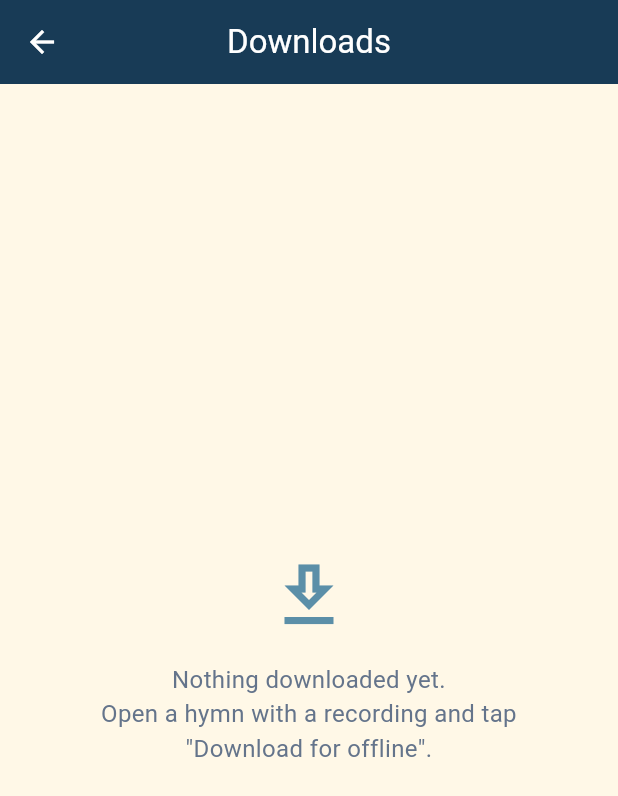
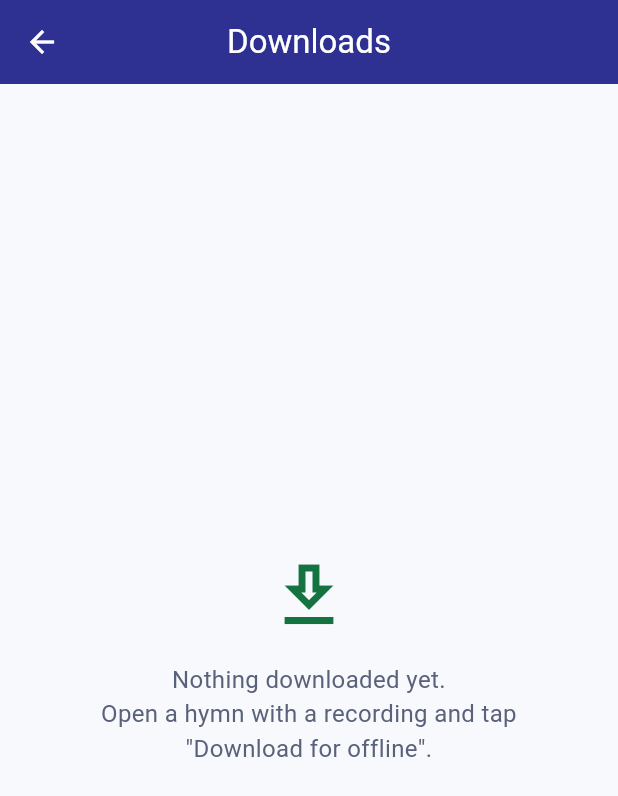
Before and after one commit to spearKNIGHTakis/hymnora, a Flutter app: the screen it shows after launch, item 5 of the bottom bar chosen, after a tap on "Manage downloads", on a phone screen of 412 x 824 dp. Shown: the top 796 px of the screen. Run offline on Flutter 3.47's test engine with Material 3 defaults, Android fonts, the phone set to English and light mode, and no system bars; our stand-ins replace just_audio, just_audio_background, shared_preferences, supabase_flutter; accounts and stored records are empty.

Commit message:
Rebrand the listener app as Hymnals with blue red green and white

```diff
--- /dev/null
+++ b/lib/config/app_brand.dart
@@ -0,0 +1,6 @@
+/// Visible branding; existing package IDs and saved data remain compatible.
+class AppBrand {
+  static const name = 'Hymnals';
+  static const version = '1.1.2';
+  static const logo = 'assets/branding/hymnals-logo-v1.png';
+}
--- a/lib/main.dart
+++ b/lib/main.dart
@@ -3,6 +3,7 @@ import 'package:just_audio_background/just_audio_background.dart';
 import 'package:supabase_flutter/supabase_flutter.dart';
 
 import 'config/app_config.dart';
+import 'config/app_brand.dart';
 import 'screens/app_shell.dart';
 import 'services/download_manager.dart';
 import 'services/favourites_scope.dart';
@@ -36,11 +37,11 @@ Future<void> main() async {
   await PreferencesStore.instance.init();
   await WorshipStore.instance.init();
   final favourites = await FavouritesStore.load();
-  runApp(HymnoraApp(favourites: favourites));
+  runApp(HymnalsApp(favourites: favourites));
 }
 
-class HymnoraApp extends StatelessWidget {
-  const HymnoraApp({super.key, required this.favourites});
+class HymnalsApp extends StatelessWidget {
+  const HymnalsApp({super.key, required this.favourites});
 
   final FavouritesStore favourites;
 
@@ -49,7 +50,7 @@ class HymnoraApp extends StatelessWidget {
     return FavouritesScope(
       store: favourites,
       child: MaterialApp(
-        title: 'PCG Hymns',
+        title: AppBrand.name,
         theme: AppTheme.light,
         home: const AppShell(),
       ),
--- a/lib/screens/full_player_screen.dart
+++ b/lib/screens/full_player_screen.dart
@@ -574,7 +574,7 @@ class _FullPlayerScreenState extends State<FullPlayerScreen> {
           margin: const EdgeInsets.only(bottom: 14),
           decoration: BoxDecoration(
             color: current && _audio.activeVerse == stanza.position
-                ? const Color(0xFFD6E4EC)
+                ? AppColors.highlight
                 : stanza.isChorus
                 ? AppColors.card
                 : Colors.transparent,
--- a/lib/screens/home_screen.dart
+++ b/lib/screens/home_screen.dart
@@ -2,6 +2,7 @@ import 'package:flutter/material.dart';
 import 'package:supabase_flutter/supabase_flutter.dart';
 
 import '../config/app_config.dart';
+import '../config/app_brand.dart';
 import '../models/hymn.dart';
 import '../repositories/hymn_repository.dart';
 import '../services/preferences_store.dart';
@@ -102,13 +103,29 @@ class _HomeScreenState extends State<HomeScreen> {
                 child: Column(
                   crossAxisAlignment: CrossAxisAlignment.start,
                   children: [
-                    const Text(
-                      'PCG Hymns',
-                      style: TextStyle(
-                        color: Colors.white,
-                        fontSize: 28,
-                        fontWeight: FontWeight.bold,
-                      ),
+                    Row(
+                      children: [
+                        ClipRRect(
+                          borderRadius: BorderRadius.circular(12),
+                          child: Image.asset(
+                            AppBrand.logo,
+                            width: 56,
+                            height: 56,
+                            semanticLabel: 'Hymnals logo',
+                          ),
+                        ),
+                        const SizedBox(width: 14),
+                        const Expanded(
+                          child: Text(
+                            AppBrand.name,
+                            style: TextStyle(
+                              color: Colors.white,
+                              fontSize: 28,
+                              fontWeight: FontWeight.bold,
+                            ),
+                          ),
+                        ),
+                      ],
                     ),
                     const SizedBox(height: 4),
                     const Text(
--- a/lib/screens/settings_screen.dart
+++ b/lib/screens/settings_screen.dart
@@ -2,6 +2,7 @@ import 'package:flutter/material.dart';
 import 'package:supabase_flutter/supabase_flutter.dart';
 
 import '../config/app_config.dart';
+import '../config/app_brand.dart';
 import '../models/recording.dart';
 import '../repositories/hymn_repository.dart';
 import '../services/preferences_store.dart';
@@ -167,19 +168,24 @@ class _SettingsScreenState extends State<SettingsScreen> {
             const Divider(),
             const ListTile(
               leading: Icon(Icons.offline_pin_outlined),
-              title: Text('Using Hymnora offline'),
+              title: Text('Using Hymnals offline'),
               subtitle: Text(
                 'English and Twi lyrics are saved on this device. Download recordings or a worship set before going offline. Both languages use PH numbers and remain separate hymnbooks.',
               ),
             ),
             ListTile(
               leading: const Icon(Icons.info_outline),
-              title: const Text('About Hymnora'),
-              subtitle: const Text('PCG Hymns · Version 1.1.0'),
+              title: const Text('About Hymnals'),
+              subtitle: const Text('PCG Hymns · Version ${AppBrand.version}'),
               onTap: () => showAboutDialog(
                 context: context,
-                applicationName: 'Hymnora — PCG Hymns',
-                applicationVersion: '1.1.0',
+                applicationName: AppBrand.name,
+                applicationIcon: Image.asset(
+                  AppBrand.logo,
+                  width: 56,
+                  height: 56,
+                ),
+                applicationVersion: AppBrand.version,
                 children: [
                   const Text(
                     'Read, listen to and keep your favourite hymns close.',
--- a/lib/services/audio_service.dart
+++ b/lib/services/audio_service.dart
@@ -7,6 +7,7 @@ import 'package:just_audio_background/just_audio_background.dart' as background;
 import '../models/recording.dart';
 
 import '../models/hymn.dart';
+import '../config/app_brand.dart';
 import 'preferences_store.dart';
 
 enum PlaybackStatus { idle, loading, playing, paused, completed, error }
@@ -42,10 +43,10 @@ class _JustAudioBackend implements AudioBackend {
         tag: background.MediaItem(
           id: audio.currentRecordingId ?? url,
           title: hymn == null
-              ? 'Hymnora'
+              ? AppBrand.name
               : '${hymn.displayNumber} · ${hymn.title}',
           artist: audio.currentRecording?.label ?? hymn?.language,
-          album: 'Hymnora',
+          album: AppBrand.name,
         ),
       ),
     );
--- a/lib/theme/app_theme.dart
+++ b/lib/theme/app_theme.dart
@@ -1,31 +1,43 @@
 import 'package:flutter/material.dart';
 
-/// All our colours in one place, so we never type a hex code twice.
+/// Blue, red, green and white inspired by the supplied colour reference.
 class AppColors {
-  static const navy = Color(0xFF183B56);
-  static const blue = Color(0xFF285F82);
-  static const accent = Color(0xFF5B8FA8);
-  static const cream = Color(0xFFFFF8E7);
-  static const card = Color(0xFFF5EBD5);
-  static const text = Color(0xFF203040);
-  static const textSoft = Color(0xFF64748B);
-  static const border = Color(0xFFE5D8BF);
+  static const navy = Color(0xFF2E3192);
+  static const blue = Color(0xFF3C40AC);
+  static const red = Color(0xFFD91F2A);
+  static const accent = Color(0xFF147341);
+  static const cream = Color(0xFFF8F9FD);
+  static const card = Colors.white;
+  static const text = Color(0xFF1B2440);
+  static const textSoft = Color(0xFF59627A);
+  static const border = Color(0xFFDDE0EE);
+  static const highlight = Color(0xFFECECF9);
+  static const redTint = Color(0xFFFDEDEF);
+  static const greenTint = Color(0xFFE8F5ED);
 }
 
 class AppTheme {
-  static ThemeData get light {
-    return ThemeData(
+  static ThemeData get light => ThemeData(
     useMaterial3: true,
     scaffoldBackgroundColor: AppColors.cream,
     colorScheme: const ColorScheme.light(
       primary: AppColors.navy,
-        secondary: AppColors.blue,
-        secondaryContainer: Color(0xFFD6E4EC),
+      onPrimary: Colors.white,
+      primaryContainer: AppColors.highlight,
+      onPrimaryContainer: AppColors.navy,
+      secondary: AppColors.red,
+      onSecondary: Colors.white,
+      secondaryContainer: AppColors.redTint,
       onSecondaryContainer: AppColors.text,
       tertiary: AppColors.accent,
-        surface: AppColors.cream,
-        onPrimary: Colors.white,
+      onTertiary: Colors.white,
+      tertiaryContainer: AppColors.greenTint,
+      onTertiaryContainer: AppColors.accent,
+      error: Color(0xFFBA1A1A),
+      surface: AppColors.card,
       onSurface: AppColors.text,
+      outline: AppColors.textSoft,
+      outlineVariant: AppColors.border,
     ),
     appBarTheme: const AppBarTheme(
       backgroundColor: AppColors.navy,
@@ -43,8 +55,14 @@ class AppTheme {
     dividerColor: AppColors.border,
     navigationBarTheme: NavigationBarThemeData(
       backgroundColor: AppColors.card,
-        indicatorColor: AppColors.accent.withValues(alpha: 0.35),
+      indicatorColor: AppColors.redTint,
+      iconTheme: WidgetStateProperty.resolveWith(
+        (states) => IconThemeData(
+          color: states.contains(WidgetState.selected)
+              ? AppColors.red
+              : AppColors.textSoft,
+        ),
+      ),
     ),
   );
 }
-}
--- a/pubspec.yaml
+++ b/pubspec.yaml
@@ -16,7 +16,7 @@ publish_to: 'none' # Remove this line if you wish to publish to pub.dev
 # https://developer.apple.com/library/archive/documentation/General/Reference/InfoPlistKeyReference/Articles/CoreFoundationKeys.html
 # In Windows, build-name is used as the major, minor, and patch parts
 # of the product and file versions while build-number is used as the build suffix.
-version: 1.1.1+3
+version: 1.1.2+4
 
 environment:
   sdk: ^3.13.7
@@ -64,6 +64,7 @@ flutter:
   uses-material-design: true
   assets:
     - assets/data/hymns.json
+    - assets/branding/hymnals-logo-v1.png
 
   # To add assets to your application, add an assets section, like this:
   # assets:
```
Also changed, not shown: lib/widgets/playback_art.dart (+10 -1 lines), assets/branding/hymnals-logo-v1.png (added), 55 other files. Lines whose indentation alone changed are shown as unchanged.
